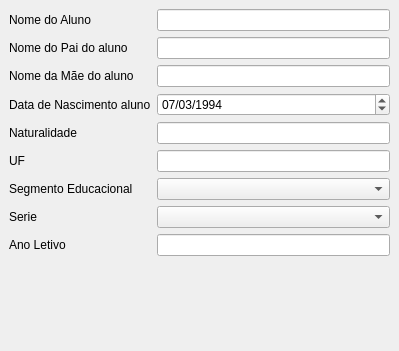
Old version of the form GeradorDeDocumentos/view/cadastro.ui in the repository andersonferreira1277/Exerc-cios-de-P1-e-LP1.
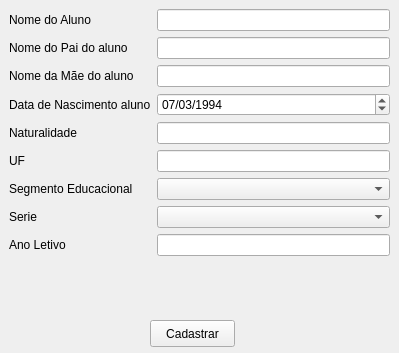
New version of the form.

Commit message: Tela de Cadastro. função de cadastro implementada.

What changed in the file:
```diff
--- a/GeradorDeDocumentos/view/cadastro.ui
+++ b/GeradorDeDocumentos/view/cadastro.ui
@@ -7,7 +7,7 @@
     <x>0</x>
     <y>0</y>
     <width>399</width>
-    <height>351</height>
+    <height>353</height>
    </rect>
   </property>
   <property name="windowTitle">
@@ -19,7 +19,7 @@
      <x>9</x>
      <y>9</y>
      <width>381</width>
-     <height>321</height>
+     <height>311</height>
     </rect>
    </property>
    <layout class="QFormLayout" name="formLayout">
@@ -150,6 +150,19 @@
     </item>
    </layout>
   </widget>
+  <widget class="QPushButton" name="cadastrarButton">
+   <property name="geometry">
+    <rect>
+     <x>150</x>
+     <y>320</y>
+     <width>85</width>
+     <height>27</height>
+    </rect>
+   </property>
+   <property name="text">
+    <string>Cadastrar</string>
+   </property>
+  </widget>
  </widget>
  <resources/>
  <connections/>
```
The commit also changes 8 other files.
